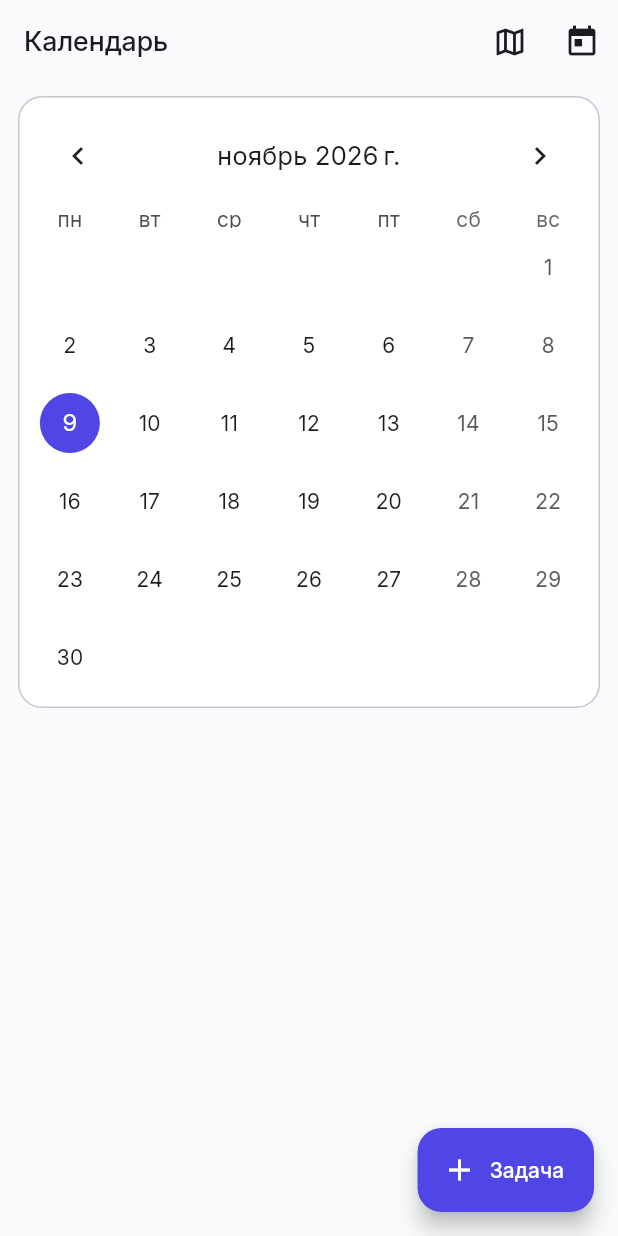
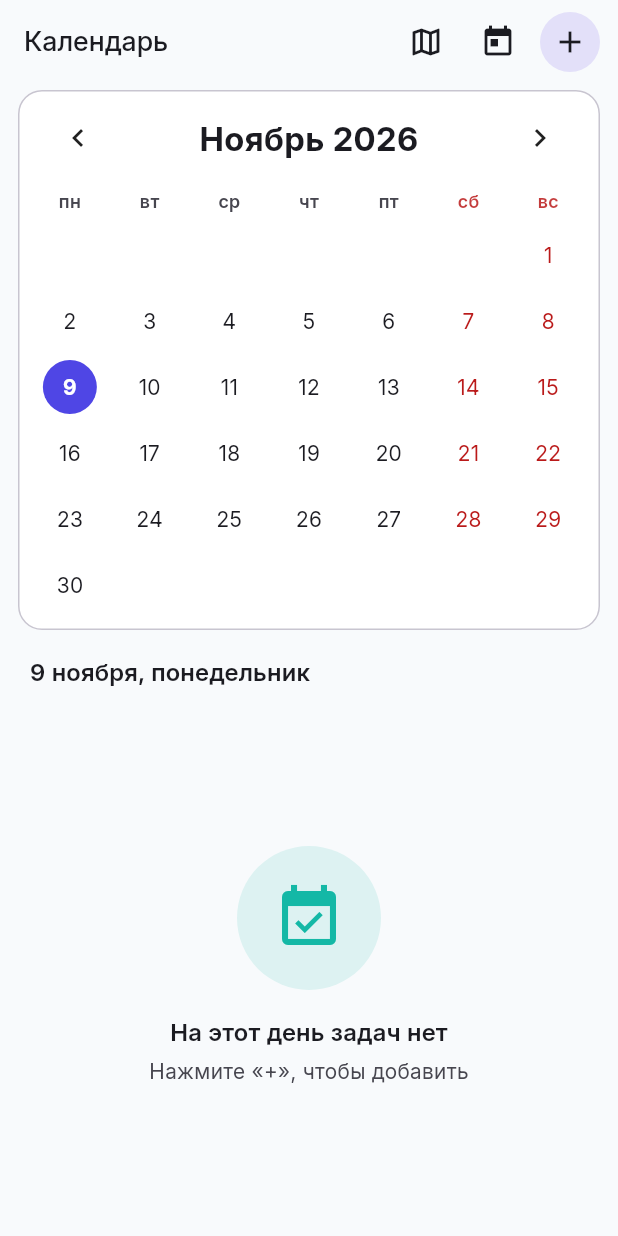
Before and after one commit to codingspider777/i-love-pivo, a Flutter app: the screen it shows after launch, on a phone screen of 412 x 824 dp. Run offline on Flutter 3.47's test engine with Material 3 defaults, Android fonts, the phone set to English and light mode, and no system bars; drawn by our look-alikes of table_calendar; our stand-ins replace drift, drift_flutter, flutter_riverpod, flutter_svg, go_router; accounts and stored records are empty; generated files the repository leaves out were written again.

Commit message:
Отображение задачи выбранного дня под календарём, кнопка «+» в AppBar вместо FAB

```diff
--- a/lib/features/calendar/month_screen.dart
+++ b/lib/features/calendar/month_screen.dart
@@ -1,9 +1,11 @@
 import 'package:flutter/material.dart';
 import 'package:flutter_riverpod/flutter_riverpod.dart';
 import 'package:go_router/go_router.dart';
+import 'package:intl/intl.dart';
 import 'package:salamanca/core/utils/date_utils.dart';
 import 'package:salamanca/data/models/task.dart';
 import 'package:salamanca/features/tasks/providers/tasks_provider.dart';
+import 'package:salamanca/features/tasks/widgets/day_task_list.dart';
 import 'package:table_calendar/table_calendar.dart';
 
 class MonthScreen extends ConsumerStatefulWidget {
@@ -17,24 +19,25 @@ class _MonthScreenState extends ConsumerState<MonthScreen> {
   DateTime _focusedDay = DateTime.now();
   DateTime _selectedDay = dateOnly(DateTime.now());
 
-  void _goToToday() {
-    setState(() {
+  void _goToToday() => setState(() {
         _focusedDay = DateTime.now();
         _selectedDay = dateOnly(DateTime.now());
       });
-  }
+
+  void _addTask() =>
+      context.push('/task/new?date=${dateToParam(_selectedDay)}');
 
   @override
   Widget build(BuildContext context) {
     final tasks = ref.watch(tasksProvider);
-    final scheme = Theme.of(context).colorScheme;
+    final theme = Theme.of(context);
+    final scheme = theme.colorScheme;
     final locale = Localizations.localeOf(context).toString();
 
     return Scaffold(
       appBar: AppBar(
         title: const Text('Календарь'),
         actions: [
-          // Исправлено: убраны дубликаты, оставлен правильный переход на /map
           IconButton(
             tooltip: 'Карта кампуса',
             icon: const Icon(Icons.map_outlined),
@@ -45,45 +48,82 @@ class _MonthScreenState extends ConsumerState<MonthScreen> {
             icon: const Icon(Icons.today),
             onPressed: _goToToday,
           ),
+          IconButton.filledTonal(
+            tooltip: 'Новая задача',
+            icon: const Icon(Icons.add),
+            onPressed: _addTask,
+          ),
+          const SizedBox(width: 8),
         ],
       ),
-      body: SingleChildScrollView(
-        padding: const EdgeInsets.fromLTRB(12, 8, 12, 96),
+      body: Column(
+        children: [
+          Padding(
+            padding: const EdgeInsets.fromLTRB(12, 4, 12, 0),
             child: Card(
               child: Padding(
-            padding: const EdgeInsets.all(8),
+                padding: const EdgeInsets.fromLTRB(8, 4, 8, 8),
                 child: TableCalendar<Task>(
                   firstDay: kFirstDay,
                   lastDay: kLastDay,
                   focusedDay: _focusedDay,
                   locale: locale,
                   startingDayOfWeek: StartingDayOfWeek.monday,
-              availableCalendarFormats: const {CalendarFormat.month: 'Месяц'},
-              rowHeight: 52,
+                  availableCalendarFormats: const {
+                    CalendarFormat.month: 'Месяц',
+                  },
+                  rowHeight: 44,
+                  daysOfWeekHeight: 28,
                   selectedDayPredicate: (day) => isSameDay(_selectedDay, day),
                   eventLoader: (day) => tasksOnDay(tasks, day),
-              onDaySelected: (selected, focused) {
-                setState(() {
+                  onDaySelected: (selected, focused) => setState(() {
                     _selectedDay = dateOnly(selected);
                     _focusedDay = focused;
-                });
-                context.push('/day/${dateToParam(selected)}');
-              },
+                  }),
                   onPageChanged: (focused) => _focusedDay = focused,
-              headerStyle: const HeaderStyle(
+                  headerStyle: HeaderStyle(
                     titleCentered: true,
                     formatButtonVisible: false,
+                    headerPadding: const EdgeInsets.symmetric(vertical: 4),
+                    titleTextStyle: TextStyle(
+                      fontSize: 22,
+                      fontWeight: FontWeight.w800,
+                      color: scheme.onSurface,
+                    ),
+                    titleTextFormatter: (date, loc) =>
+                        toBeginningOfSentenceCase(
+                            DateFormat('LLLL yyyy', loc).format(date))!,
+                  ),
+                  daysOfWeekStyle: DaysOfWeekStyle(
+                    weekdayStyle: TextStyle(
+                      fontSize: 12,
+                      fontWeight: FontWeight.w600,
+                      color: scheme.onSurfaceVariant,
+                    ),
+                    weekendStyle: TextStyle(
+                      fontSize: 12,
+                      fontWeight: FontWeight.w600,
+                      color: scheme.error.withValues(alpha: 0.85),
+                    ),
                   ),
                   calendarStyle: CalendarStyle(
                     outsideDaysVisible: false,
+                    cellMargin: const EdgeInsets.all(4),
                     markersMaxCount: 3,
+                    markerSize: 5,
+                    defaultTextStyle: TextStyle(color: scheme.onSurface),
+                    weekendTextStyle: TextStyle(color: scheme.error),
+                    todayTextStyle: TextStyle(
+                      color: scheme.primary,
+                      fontWeight: FontWeight.w700,
+                    ),
+                    selectedTextStyle: TextStyle(
+                      color: scheme.onPrimary,
+                      fontWeight: FontWeight.w700,
+                    ),
                     todayDecoration: BoxDecoration(
                       color: scheme.primary.withValues(alpha: 0.15),
                       shape: BoxShape.circle,
-                ),
-                todayTextStyle: TextStyle(
-                  color: scheme.primary,
-                  fontWeight: FontWeight.w600,
                     ),
                     selectedDecoration: BoxDecoration(
                       color: scheme.primary,
@@ -98,11 +138,19 @@ class _MonthScreenState extends ConsumerState<MonthScreen> {
               ),
             ),
           ),
-      floatingActionButton: FloatingActionButton.extended(
-        onPressed: () =>
-            context.push('/task/new?date=${dateToParam(_selectedDay)}'),
-        icon: const Icon(Icons.add),
-        label: const Text('Задача'),
+          Padding(
+            padding: const EdgeInsets.fromLTRB(20, 16, 20, 4),
+            child: Align(
+              alignment: Alignment.centerLeft,
+              child: Text(
+                toBeginningOfSentenceCase(
+                    formatDayTitle(_selectedDay, locale))!,
+                style: theme.textTheme.titleMedium,
+              ),
+            ),
+          ),
+          Expanded(child: DayTaskList(day: _selectedDay)),
+        ],
       ),
     );
   }
--- /dev/null
+++ b/lib/features/tasks/widgets/day_task_list.dart
@@ -0,0 +1,112 @@
+import 'package:flutter/material.dart';
+import 'package:flutter_riverpod/flutter_riverpod.dart';
+import 'package:go_router/go_router.dart';
+import 'package:salamanca/core/utils/date_utils.dart';
+import 'package:salamanca/data/models/task.dart';
+import 'package:salamanca/features/tasks/providers/tasks_provider.dart';
+import 'package:salamanca/features/tasks/widgets/task_tile.dart';
+
+/// Список задач выбранного дня (из Drift) + пустое состояние.
+class DayTaskList extends ConsumerStatefulWidget {
+  const DayTaskList({super.key, required this.day});
+  final DateTime day;
+
+  @override
+  ConsumerState<DayTaskList> createState() => _DayTaskListState();
+}
+
+class _DayTaskListState extends ConsumerState<DayTaskList> {
+  /// Скрываем удалённые сразу, пока Drift-поток не обновился
+  /// (иначе Dismissible ругается на оставшийся в дереве виджет).
+  final Set<int> _removed = {};
+
+  void _onDismissed(Task task) {
+    setState(() => _removed.add(task.id));
+    final actions = ref.read(tasksActionsProvider);
+    actions.remove(task.id);
+    ScaffoldMessenger.of(context)
+      ..hideCurrentSnackBar()
+      ..showSnackBar(
+        SnackBar(
+          content: const Text('Задача удалена'),
+          action: SnackBarAction(
+            label: 'Отменить',
+            onPressed: () => actions.add(task),
+          ),
+        ),
+      );
+  }
+
+  @override
+  Widget build(BuildContext context) {
+    final all = ref.watch(tasksForDayProvider(dateOnly(widget.day)));
+    final tasks = all.where((t) => !_removed.contains(t.id)).toList();
+    final scheme = Theme.of(context).colorScheme;
+    final actions = ref.read(tasksActionsProvider);
+
+    if (tasks.isEmpty) return const _EmptyState();
+
+    return ListView.separated(
+      padding: const EdgeInsets.fromLTRB(16, 8, 16, 24),
+      itemCount: tasks.length,
+      separatorBuilder: (_, _) => const SizedBox(height: 8),
+      itemBuilder: (context, index) {
+        final task = tasks[index];
+        return Dismissible(
+          key: ValueKey(task.id),
+          direction: DismissDirection.endToStart,
+          background: Container(
+            alignment: Alignment.centerRight,
+            padding: const EdgeInsets.only(right: 20),
+            decoration: BoxDecoration(
+              color: scheme.error,
+              borderRadius: BorderRadius.circular(16),
+            ),
+            child: Icon(Icons.delete_outline, color: scheme.onError),
+          ),
+          onDismissed: (_) => _onDismissed(task),
+          child: TaskTile(
+            task: task,
+            onTap: () => context.push('/task/${task.id}'),
+            onToggle: () => actions.toggleDone(task),
+          ),
+        );
+      },
+    );
+  }
+}
+
+class _EmptyState extends StatelessWidget {
+  const _EmptyState();
+
+  @override
+  Widget build(BuildContext context) {
+    final theme = Theme.of(context);
+    final scheme = theme.colorScheme;
+    return Center(
+      child: Column(
+        mainAxisSize: MainAxisSize.min,
+        children: [
+          Container(
+            width: 96,
+            height: 96,
+            decoration: BoxDecoration(
+              color: scheme.secondary.withValues(alpha: 0.12),
+              shape: BoxShape.circle,
+            ),
+            child:
+                Icon(Icons.event_available, size: 48, color: scheme.secondary),
+          ),
+          const SizedBox(height: 16),
+          Text('На этот день задач нет', style: theme.textTheme.titleMedium),
+          const SizedBox(height: 4),
+          Text(
+            'Нажмите «+», чтобы добавить',
+            style: theme.textTheme.bodyMedium
+                ?.copyWith(color: scheme.onSurfaceVariant),
+          ),
+        ],
+      ),
+    );
+  }
+}
```
Also changed, not shown: lib/features/calendar/day_screen.dart (+15 -83 lines). Lines whose indentation alone changed are shown as unchanged.
